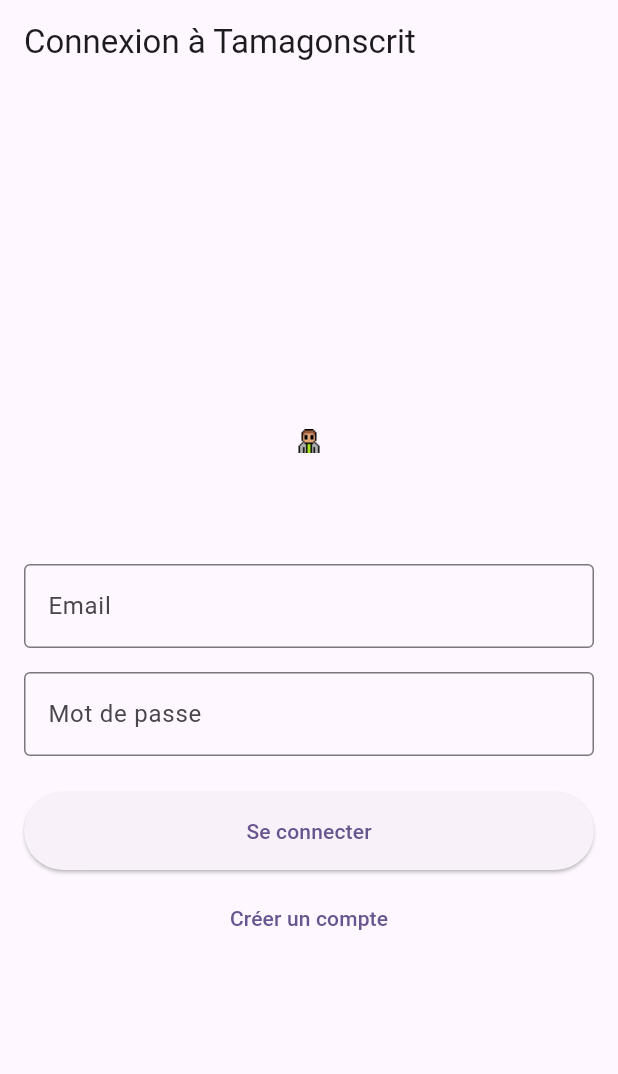
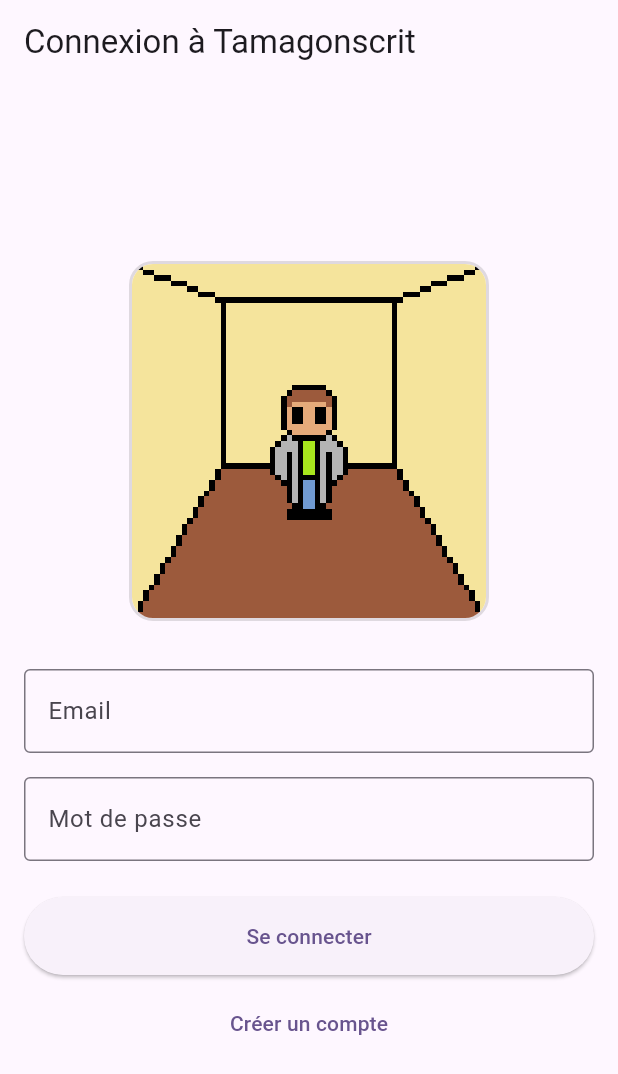
Before and after one commit to yann-gour/Tamagonscrit, a Flutter app: the screen it shows after launch, on a phone screen of 412 x 824 dp. Shown: the top 1074 px of the screen. Run offline on Flutter 3.47's test engine with Material 3 defaults, Android fonts, the phone set to English and light mode, and no system bars; our stand-ins replace supabase_flutter; accounts and stored records are empty.

Commit message:
Preserve navigation state and add dynamic sprite preview to login page
* Use `IndexedStack` in `HomePage` and `AutomaticKeepAliveClientMixin` in `ConscritPage` to maintain tab state across navigation
* Replace static logo on `LoginPage` with an animated random sprite preview on a background image
* Fix `Uint8List` buffer offset and length calculations in `ColorProcessor` and `LoginPage` when loading asset byte data
* Add `monome_zg.gif` and `monome_zg.png` asset files

```diff
--- a/lib/pages/home_page.dart
+++ b/lib/pages/home_page.dart
@@ -41,8 +41,9 @@ class _HomePageState extends State<HomePage> {
           ),
         ],
       ),
-      body: Center(
-        child: _pages.elementAt(_selectedIndex),
+      body: IndexedStack(
+        index: _selectedIndex,
+        children: _pages,
       ),
       bottomNavigationBar: BottomNavigationBar(
         items: const <BottomNavigationBarItem>[
--- a/lib/pages/login_page.dart
+++ b/lib/pages/login_page.dart
@@ -1,5 +1,10 @@
+import 'dart:math';
+import 'dart:typed_data';
 import 'package:flutter/material.dart';
+import 'package:flutter/services.dart' show rootBundle;
 import 'package:supabase_flutter/supabase_flutter.dart';
+
+import '../widgets/sprite_sheet_animator.dart';
 
 class LoginPage extends StatefulWidget {
   const LoginPage({super.key});
@@ -13,7 +18,40 @@ class _LoginPageState extends State<LoginPage> {
   final _passwordController = TextEditingController();
   bool _isLoading = false;
 
+  Uint8List? _spriteBytes;
+  bool _isLoadingSprite = true;
+
   final supabase = Supabase.instance.client;
+
+  @override
+  void initState() {
+    super.initState();
+    _loadRandomSprite();
+  }
+
+  Future<void> _loadRandomSprite() async {
+    final spriteNames = ['conscrit.png', 'birse.png', 'ronque.png', 'monome.png'];
+    final selectedSprite = spriteNames[Random().nextInt(spriteNames.length)];
+
+    try {
+      final data = await rootBundle.load('assets/$selectedSprite');
+      final rawBytes = data.buffer.asUint8List(data.offsetInBytes, data.lengthInBytes);
+
+      if (mounted) {
+        setState(() {
+          _spriteBytes = rawBytes;
+          _isLoadingSprite = false;
+        });
+      }
+    } catch (e) {
+      debugPrint('Erreur lors du chargement du sprite asset: $e');
+      if (mounted) {
+        setState(() {
+          _isLoadingSprite = false;
+        });
+      }
+    }
+  }
 
   Future<void> _signIn() async {
     setState(() => _isLoading = true);
@@ -82,9 +120,42 @@ class _LoginPageState extends State<LoginPage> {
               mainAxisAlignment: MainAxisAlignment.center,
               crossAxisAlignment: CrossAxisAlignment.stretch,
               children: [
-                Image.asset(
-                  'assets/logo.png',
-                  height: 100,
+                Center(
+                  child: Container(
+                    width: 240,
+                    height: 240,
+                    decoration: BoxDecoration(
+                      borderRadius: BorderRadius.circular(16),
+                      border: Border.all(color: Colors.black12, width: 2),
+                    ),
+                    child: ClipRRect(
+                      borderRadius: BorderRadius.circular(14),
+                      child: Stack(
+                        fit: StackFit.expand,
+                        children: [
+                          Image.asset(
+                            'assets/fond.png',
+                            fit: BoxFit.cover,
+                            filterQuality: FilterQuality.none,
+                          ),
+                          Center(
+                            child: _isLoadingSprite
+                                ? const CircularProgressIndicator()
+                                : _spriteBytes != null
+                                    ? SpriteSheetAnimator(
+                                        imageBytes: _spriteBytes!,
+                                        frameCount: 2,
+                                        frameDuration:
+                                            const Duration(milliseconds: 600),
+                                        width: 120,
+                                        height: 120,
+                                      )
+                                    : const Icon(Icons.error, color: Colors.red),
+                          ),
+                        ],
+                      ),
+                    ),
+                  ),
                 ),
                 const SizedBox(height: 32),
                 TextField(
--- a/lib/utils/color_processor.dart
+++ b/lib/utils/color_processor.dart
@@ -45,7 +45,7 @@ class ColorProcessor {
     try {
       // Lire le fichier asset
       final ByteData data = await rootBundle.load(assetPath);
-      final Uint8List bytes = data.buffer.asUint8List();
+      final Uint8List bytes = data.buffer.asUint8List(data.offsetInBytes, data.lengthInBytes);
 
       // Décoder l'image PNG
       final img.Image? decodedImage = img.decodePng(bytes);
@@ -119,7 +119,7 @@ class ColorProcessor {
 
     for (String asset in assetsToProcess) {
       final ByteData data = await rootBundle.load('assets/$asset');
-      rawImages[asset] = data.buffer.asUint8List();
+      rawImages[asset] = data.buffer.asUint8List(data.offsetInBytes, data.lengthInBytes);
     }
 
     // 2. Préparer la requête
```
Also changed, not shown: lib/pages/conscrit_page.dart (+6 -1 lines), assets/monome_zg.gif (added), assets/monome_zg.png (added).
